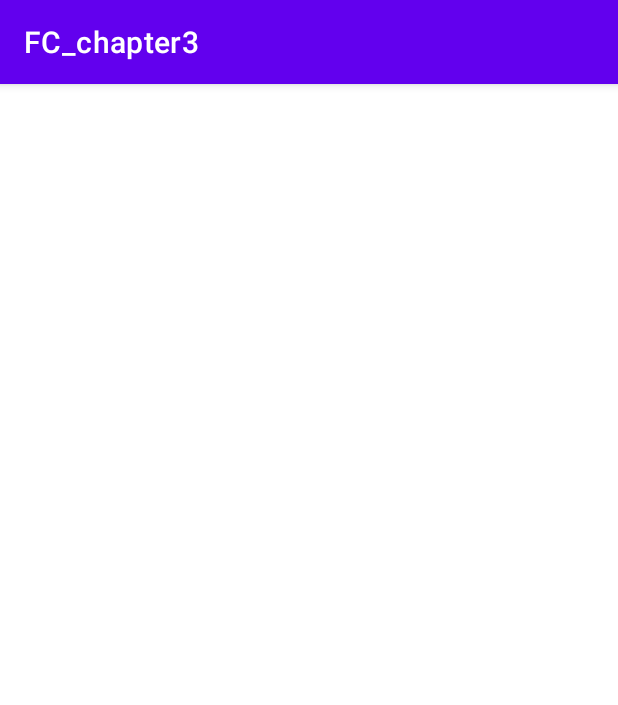
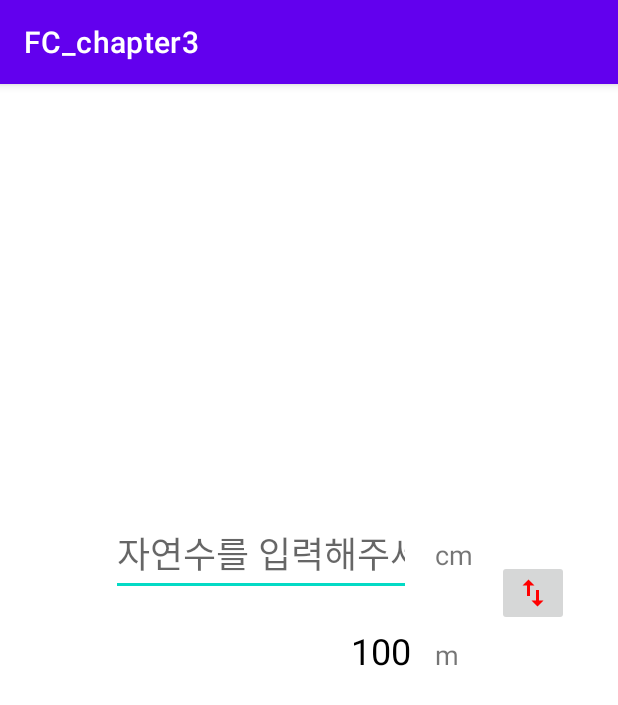
Before and after one commit to syb8200/ConvertUnitApp, an Android app: the screen it shows after launch (MainActivity), on a phone screen of 412 x 824 dp. Shown: the top 705 px of the screen. Run offline under Robolectric (Android 15) with nearby library versions, the phone set to English and light mode, and no system bars.

Commit message:
UI 작업

```diff
--- a/app/src/main/res/layout/activity_main.xml
+++ b/app/src/main/res/layout/activity_main.xml
@@ -6,4 +6,64 @@
     android:layout_height="match_parent"
     tools:context=".MainActivity">
 
+    <EditText
+        android:id="@+id/inputEditText"
+        android:layout_width="200dp"
+        android:layout_height="wrap_content"
+        android:gravity="end"
+        android:hint="자연수를 입력해주세요."
+        android:inputType="numberDecimal"
+        android:textColor="@color/black"
+        android:textSize="24sp"
+        app:layout_constraintBottom_toBottomOf="parent"
+        app:layout_constraintEnd_toEndOf="parent"
+        app:layout_constraintHorizontal_bias="0.35"
+        app:layout_constraintStart_toStartOf="parent"
+        app:layout_constraintTop_toTopOf="parent"
+        app:layout_constraintVertical_bias="0.4" />
+
+    <TextView
+        android:id="@+id/outputTextView"
+        android:layout_width="0dp"
+        android:layout_height="wrap_content"
+        android:layout_marginTop="20dp"
+        android:gravity="end"
+        android:text="100"
+        android:textColor="@color/black"
+        android:textSize="24sp"
+        app:layout_constraintEnd_toEndOf="@+id/inputEditText"
+        app:layout_constraintStart_toStartOf="@+id/inputEditText"
+        app:layout_constraintTop_toBottomOf="@+id/inputEditText" />
+
+    <TextView
+        android:id="@+id/inputUnitTextView"
+        android:layout_width="wrap_content"
+        android:layout_height="wrap_content"
+        android:layout_marginStart="16dp"
+        android:text="cm"
+        android:textSize="18sp"
+        app:layout_constraintBaseline_toBaselineOf="@+id/inputEditText"
+        app:layout_constraintStart_toEndOf="@+id/inputEditText"
+        app:layout_constraintTop_toTopOf="@+id/inputEditText" />
+
+    <TextView
+        android:id="@+id/outputUnitTextView"
+        android:layout_width="wrap_content"
+        android:layout_height="wrap_content"
+        android:layout_marginStart="16dp"
+        android:text="m"
+        android:textSize="18sp"
+        app:layout_constraintBaseline_toBaselineOf="@+id/outputTextView"
+        app:layout_constraintStart_toEndOf="@+id/outputTextView"
+        app:layout_constraintTop_toTopOf="@+id/outputTextView" />
+
+    <ImageButton
+        android:layout_width="wrap_content"
+        android:layout_height="wrap_content"
+        android:layout_marginStart="16dp"
+        android:src="@drawable/ic_baseline_swap_vert_24"
+        app:layout_constraintBottom_toBottomOf="@+id/outputTextView"
+        app:layout_constraintStart_toEndOf="@+id/inputUnitTextView"
+        app:layout_constraintTop_toTopOf="@+id/inputEditText" />
+
 </androidx.constraintlayout.widget.ConstraintLayout>
```
